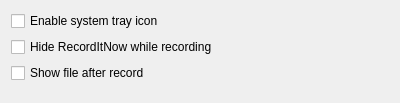
Qt form src/ui/settings.ui (hippich/recorditnow) before a commit.
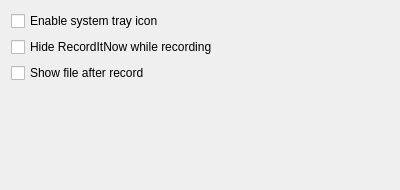
The same form after that commit.

Diff of the .ui file:
```diff
--- a/src/ui/settings.ui
+++ b/src/ui/settings.ui
@@ -7,7 +7,7 @@
     <x>0</x>
     <y>0</y>
     <width>400</width>
-    <height>103</height>
+    <height>190</height>
    </rect>
   </property>
   <property name="windowTitle">
@@ -16,6 +16,9 @@
   <layout class="QGridLayout" name="gridLayout">
    <item row="0" column="0">
     <layout class="QFormLayout" name="formLayout">
+     <property name="fieldGrowthPolicy">
+      <enum>QFormLayout::ExpandingFieldsGrow</enum>
+     </property>
      <item row="0" column="0">
       <widget class="QCheckBox" name="kcfg_tray">
        <property name="text">
```
